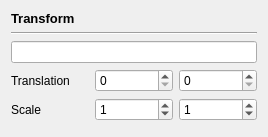
Old version of the form AdvancedGraphics/transformwidget.ui in the repository Trodek/Advanced-Graphics-Subject.
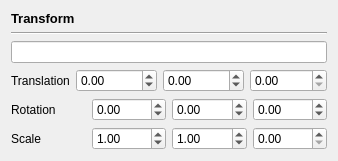
New version of the form.

```diff
--- a/AdvancedGraphics/transformwidget.ui
+++ b/AdvancedGraphics/transformwidget.ui
@@ -6,8 +6,8 @@
    <rect>
     <x>0</x>
     <y>0</y>
-    <width>268</width>
-    <height>137</height>
+    <width>312</width>
+    <height>153</height>
    </rect>
   </property>
   <property name="windowTitle">
@@ -50,10 +50,13 @@
      <item>
       <widget class="QDoubleSpinBox" name="PosX">
        <property name="decimals">
-        <number>0</number>
+        <number>2</number>
+       </property>
+       <property name="minimum">
+        <double>-10000.000000000000000</double>
        </property>
        <property name="maximum">
-        <double>1000.000000000000000</double>
+        <double>10000.000000000000000</double>
        </property>
        <property name="singleStep">
         <double>10.000000000000000</double>
@@ -63,13 +66,73 @@
      <item>
       <widget class="QDoubleSpinBox" name="PosY">
        <property name="decimals">
-        <number>0</number>
+        <number>2</number>
        </property>
+       <property name="minimum">
+        <double>-10000.000000000000000</double>
+       </property>
        <property name="maximum">
-        <double>1000.000000000000000</double>
+        <double>10000.000000000000000</double>
        </property>
        <property name="singleStep">
-        <double>10.000000000000000</double>
+        <double>0.500000000000000</double>
+       </property>
+      </widget>
+     </item>
+     <item>
+      <widget class="QDoubleSpinBox" name="PosZ">
+       <property name="maximum">
+        <double>10000.000000000000000</double>
+       </property>
+       <property name="singleStep">
+        <double>0.500000000000000</double>
+       </property>
+      </widget>
+     </item>
+    </layout>
+   </item>
+   <item>
+    <layout class="QHBoxLayout" name="RotationLayout">
+     <item>
+      <widget class="QLabel" name="label">
+       <property name="frameShape">
+        <enum>QFrame::NoFrame</enum>
+       </property>
+       <property name="frameShadow">
+        <enum>QFrame::Plain</enum>
+       </property>
+       <property name="text">
+        <string>Rotation</string>
+       </property>
+      </widget>
+     </item>
+     <item>
+      <widget class="QDoubleSpinBox" name="RotX">
+       <property name="minimum">
+        <double>-360.000000000000000</double>
+       </property>
+       <property name="maximum">
+        <double>360.000000000000000</double>
+       </property>
+      </widget>
+     </item>
+     <item>
+      <widget class="QDoubleSpinBox" name="RotY">
+       <property name="minimum">
+        <double>-360.000000000000000</double>
+       </property>
+       <property name="maximum">
+        <double>360.000000000000000</double>
+       </property>
+      </widget>
+     </item>
+     <item>
+      <widget class="QDoubleSpinBox" name="RotZ">
+       <property name="minimum">
+        <double>-360.000000000000000</double>
+       </property>
+       <property name="maximum">
+        <double>360.000000000000000</double>
        </property>
       </widget>
      </item>
@@ -87,7 +150,10 @@
      <item>
       <widget class="QDoubleSpinBox" name="ScaleX">
        <property name="decimals">
-        <number>0</number>
+        <number>2</number>
+       </property>
+       <property name="maximum">
+        <double>100.000000000000000</double>
        </property>
        <property name="value">
         <double>1.000000000000000</double>
@@ -97,28 +163,25 @@
      <item>
       <widget class="QDoubleSpinBox" name="ScaleY">
        <property name="decimals">
-        <number>0</number>
+        <number>2</number>
+       </property>
+       <property name="maximum">
+        <double>100.000000000000000</double>
        </property>
        <property name="value">
         <double>1.000000000000000</double>
        </property>
       </widget>
      </item>
+     <item>
+      <widget class="QDoubleSpinBox" name="ScaleZ">
+       <property name="maximum">
+        <double>100.000000000000000</double>
+       </property>
+      </widget>
+     </item>
     </layout>
    </item>
-   <item>
-    <spacer name="verticalSpacer">
-     <property name="orientation">
-      <enum>Qt::Vertical</enum>
-     </property>
-     <property name="sizeHint" stdset="0">
-      <size>
-       <width>20</width>
-       <height>40</height>
-      </size>
-     </property>
-    </spacer>
-   </item>
   </layout>
  </widget>
  <resources/>
```
Left out of the diff: 2 changed lines with no effect on the pictures.
